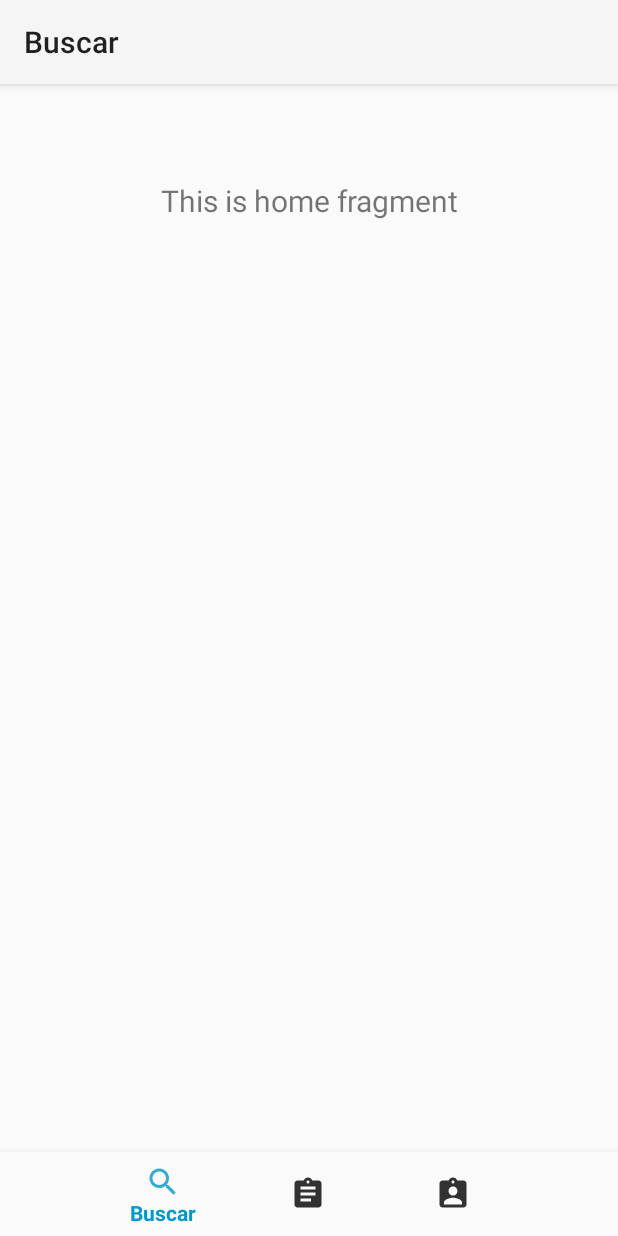
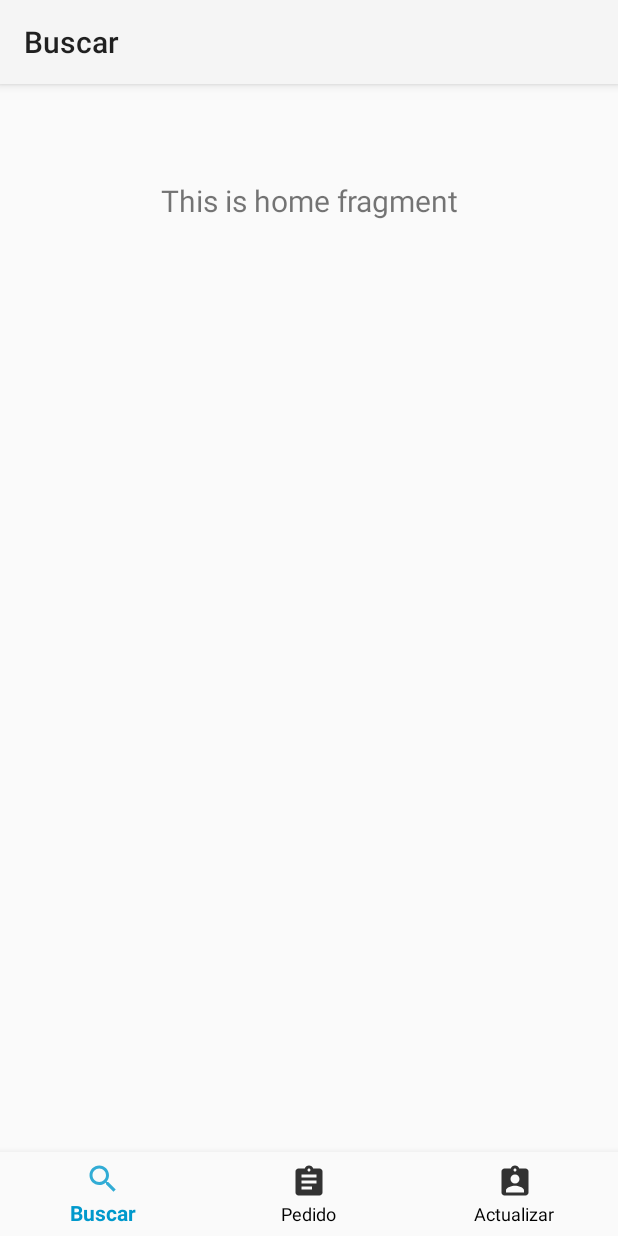
Before and after one commit to ewnarvaez/pickingApp, an Android app: the screen it shows after launch (BottomNavigationActivity), on a phone screen of 412 x 824 dp. Run offline under Robolectric (Android 15) with nearby library versions, the phone set to English and light mode, and no system bars; our stand-ins replace navigation-ui.

```diff
--- a/app/src/main/res/layout/activity_bottom_navigation.xml
+++ b/app/src/main/res/layout/activity_bottom_navigation.xml
@@ -13,7 +13,6 @@
         android:layout_marginStart="0dp"
         android:layout_marginEnd="0dp"
         android:layout_alignParentBottom="true"
-        app:labelVisibilityMode="selected"
         android:backgroundTintMode="add"
         android:pointerIcon="alias"
         app:itemIconTint="@drawable/tab_color_selector"
```
